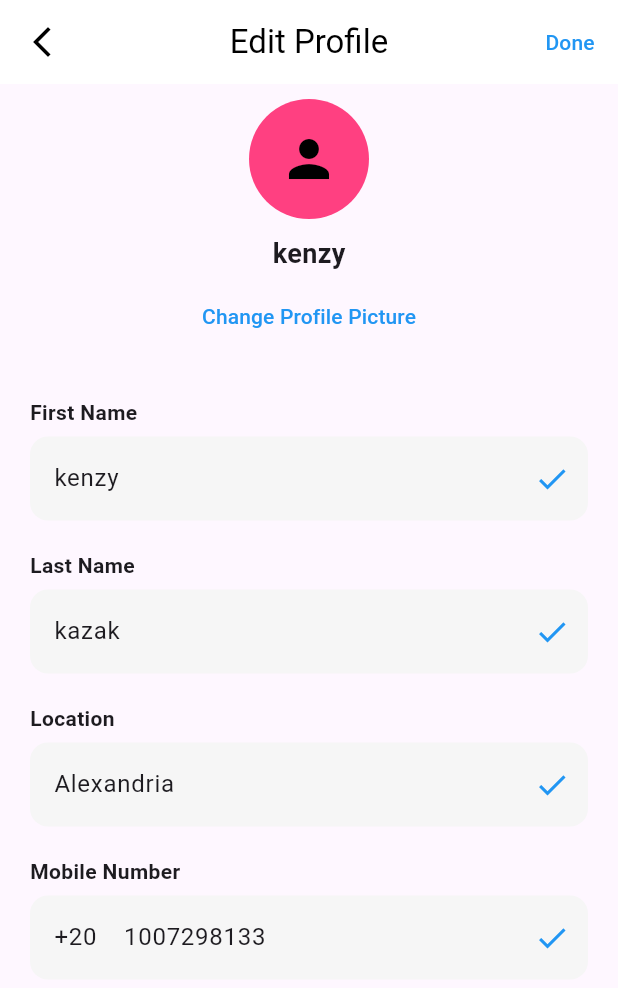
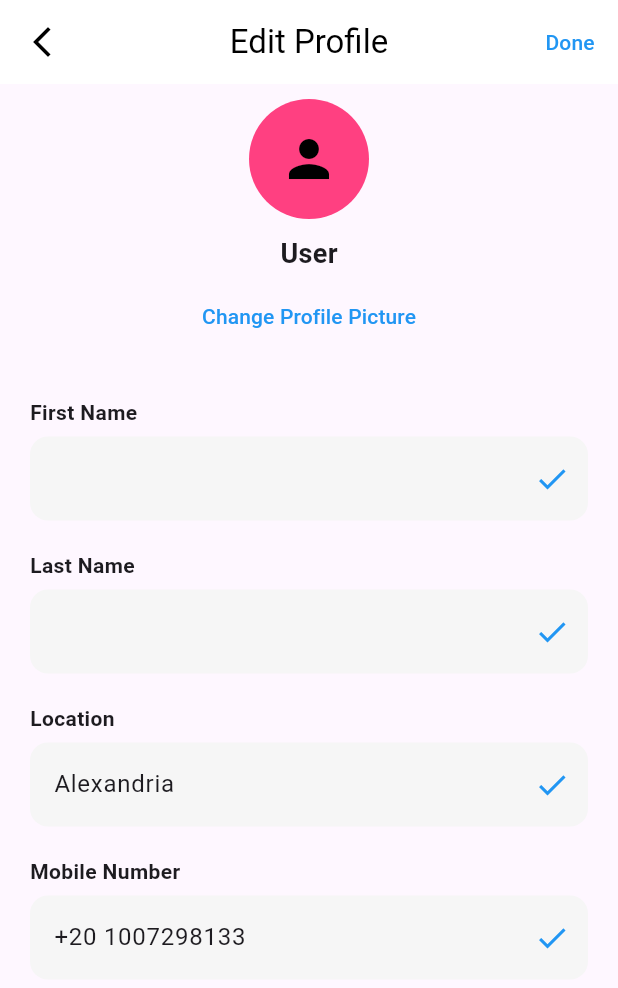
Before and after one commit to ahmedfathallah2/graduation-project, a Flutter app: the EditProfileScreen screen opened directly, on a phone screen of 412 x 824 dp. Shown: the top 988 px of the screen. Run offline on Flutter 3.47's test engine with Material 3 defaults, Android fonts, the phone set to English and light mode, and no system bars; our stand-ins replace carousel_slider, cloud_firestore, dio, firebase_auth, firebase_core, flutter_markdown and 1 more; accounts and stored records are empty.

Commit message:
edit profile

```diff
--- a/lib/editprofile.dart
+++ b/lib/editprofile.dart
@@ -1,7 +1,56 @@
 import 'package:flutter/material.dart';
+import 'package:firebase_auth/firebase_auth.dart';
 
-class EditProfileScreen extends StatelessWidget {
+class EditProfileScreen extends StatefulWidget {
   const EditProfileScreen({super.key});
+
+  @override
+  State<EditProfileScreen> createState() => _EditProfileScreenState();
+}
+
+class _EditProfileScreenState extends State<EditProfileScreen> {
+  final firstNameController = TextEditingController();
+  final lastNameController = TextEditingController();
+  final locationController = TextEditingController(text: 'Alexandria');
+  final mobileController = TextEditingController(text: '+20 1007298133');
+  String? errorMessage;
+
+  @override
+  void initState() {
+    super.initState();
+    final user = FirebaseAuth.instance.currentUser;
+    if (user != null && user.displayName != null) {
+      // Try splitting full name into first + last
+      final parts = user.displayName!.split(' ');
+      firstNameController.text = parts.first;
+      if (parts.length > 1) lastNameController.text = parts.sublist(1).join(' ');
+    }
+  }
+
+  Future<void> saveChanges() async {
+    final fullName = "${firstNameController.text.trim()} ${lastNameController.text.trim()}";
+    try {
+      final user = FirebaseAuth.instance.currentUser;
+      if (user != null) {
+        await user.updateDisplayName(fullName);
+        await user.reload();
+        Navigator.pop(context); // Go back to profile screen
+      }
+    } catch (e) {
+      setState(() {
+        errorMessage = e.toString();
+      });
+    }
+  }
+
+  @override
+  void dispose() {
+    firstNameController.dispose();
+    lastNameController.dispose();
+    locationController.dispose();
+    mobileController.dispose();
+    super.dispose();
+  }
 
   @override
   Widget build(BuildContext context) {
@@ -17,9 +66,7 @@ class EditProfileScreen extends StatelessWidget {
         ),
         actions: [
           TextButton(
-            onPressed: () {
-              // Save logic here
-            },
+            onPressed: saveChanges,
             child: const Text("Done", style: TextStyle(color: Colors.blue)),
           ),
         ],
@@ -34,20 +81,29 @@ class EditProfileScreen extends StatelessWidget {
               child: Icon(Icons.person, size: 40, color: Colors.black),
             ),
             const SizedBox(height: 10),
-            const Text('kenzy', style: TextStyle(fontSize: 18, fontWeight: FontWeight.bold)),
+            Text(
+              "${firstNameController.text} ${lastNameController.text}".trim().isEmpty
+                  ? 'User'
+                  : "${firstNameController.text} ${lastNameController.text}",
+              style: const TextStyle(fontSize: 18, fontWeight: FontWeight.bold),
+            ),
             const SizedBox(height: 5),
             TextButton(
-              onPressed: () {},
-              child: const Text(
-                "Change Profile Picture",
-                style: TextStyle(color: Colors.blue),
-              ),
+              onPressed: () {
+                // You can add profile pic update logic here
+              },
+              child: const Text("Change Profile Picture", style: TextStyle(color: Colors.blue)),
             ),
             const SizedBox(height: 20),
-            const CustomTextField(label: "First Name", initialValue: "kenzy"),
-            const CustomTextField(label: "Last Name", initialValue: "kazak"),
-            const CustomTextField(label: "Location", initialValue: "Alexandria"),
-            const CustomTextField(label: "Mobile Number", initialValue: "+20    1007298133"),
+            CustomTextField(label: "First Name", controller: firstNameController),
+            CustomTextField(label: "Last Name", controller: lastNameController),
+            CustomTextField(label: "Location", controller: locationController),
+            CustomTextField(label: "Mobile Number", controller: mobileController),
+            if (errorMessage != null)
+              Padding(
+                padding: const EdgeInsets.only(top: 10),
+                child: Text(errorMessage!, style: const TextStyle(color: Colors.red)),
+              ),
           ],
         ),
       ),
@@ -57,9 +113,9 @@ class EditProfileScreen extends StatelessWidget {
 
 class CustomTextField extends StatelessWidget {
   final String label;
-  final String initialValue;
+  final TextEditingController controller;
 
-  const CustomTextField({super.key, required this.label, required this.initialValue});
+  const CustomTextField({super.key, required this.label, required this.controller});
 
   @override
   Widget build(BuildContext context) {
@@ -70,7 +126,7 @@ class CustomTextField extends StatelessWidget {
         Text(label, style: const TextStyle(fontWeight: FontWeight.bold)),
         const SizedBox(height: 6),
         TextFormField(
-          initialValue: initialValue,
+          controller: controller,
           decoration: InputDecoration(
             filled: true,
             fillColor: const Color(0xFFF6F6F6),
```
Also changed, not shown: 4 other files.
